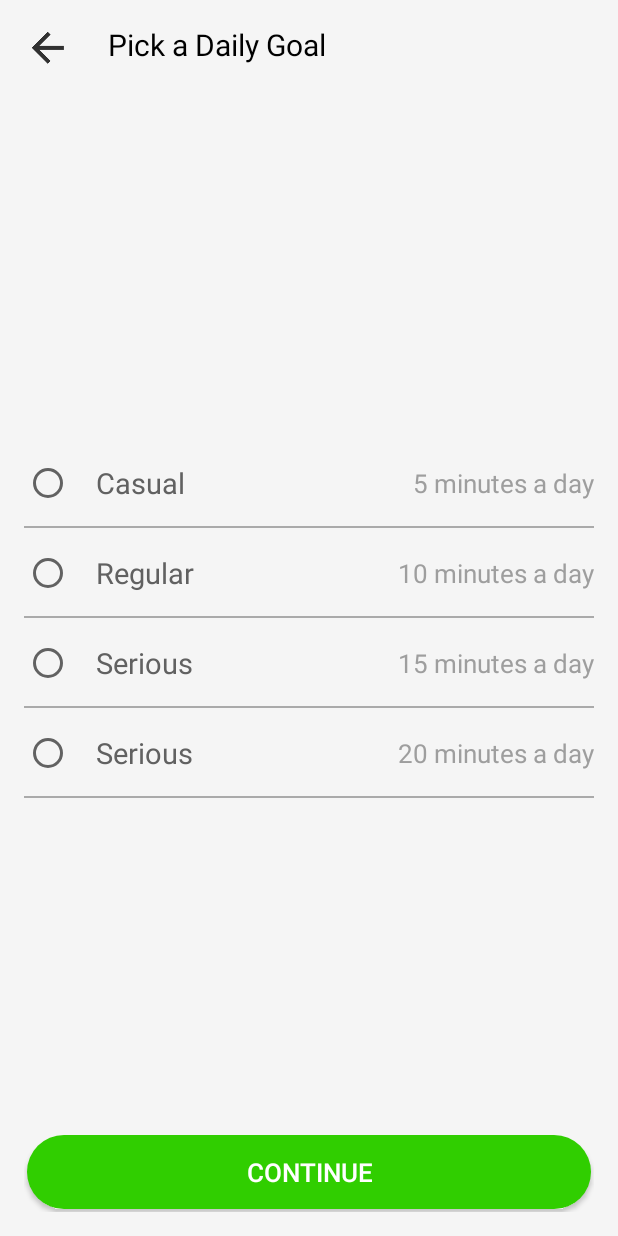
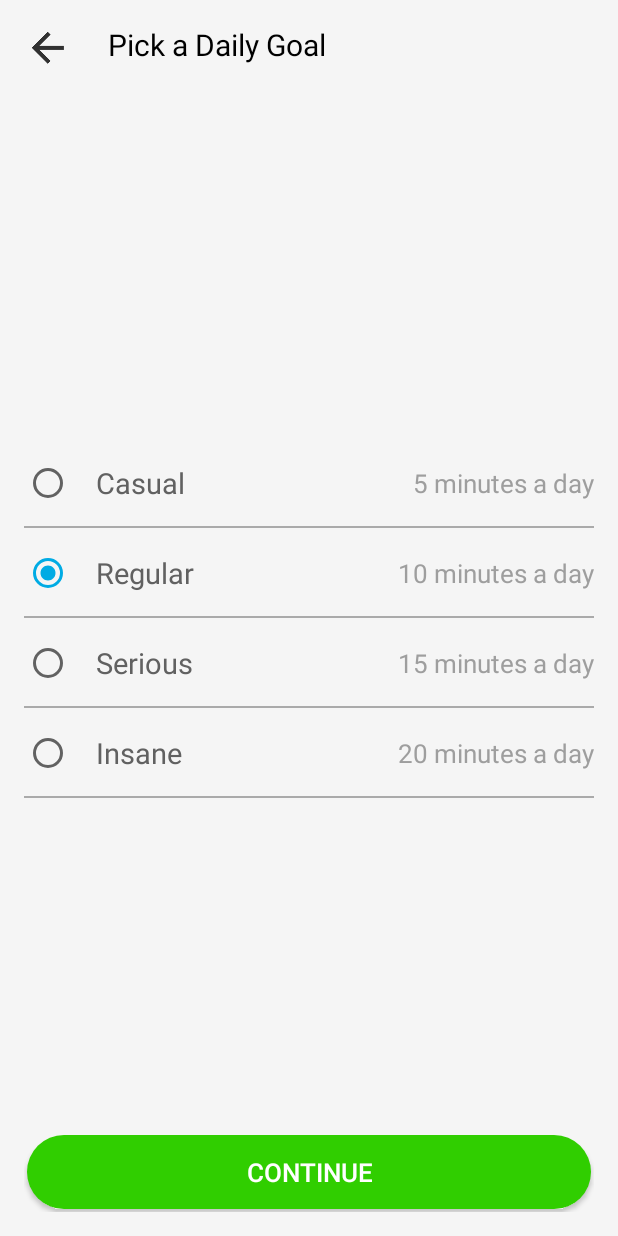
Before and after one commit to rick2781/Duolingo-Clone, an Android app: the PickDailyGoalActivity screen opened directly, with no data from a screen before it, on a phone screen of 412 x 824 dp. Run offline under Robolectric (Android 15) with nearby library versions, the phone set to English and light mode, and no system bars; our stand-ins replace ButterKnife, Firebase (no records; nobody signed in at launch, a user with empty details on screens opened directly).

Commit message:
Pick Daily Goal Done

```diff
--- a/DuolingoClone/app/src/main/java/e/rick/duolingoclone/Presentation/Activity/PickDailyGoalActivity/PickDailyGoalActivity.java
+++ b/DuolingoClone/app/src/main/java/e/rick/duolingoclone/Presentation/Activity/PickDailyGoalActivity/PickDailyGoalActivity.java
@@ -1,14 +1,22 @@
 package e.rick.duolingoclone.Presentation.Activity.PickDailyGoalActivity;
 
+import android.graphics.drawable.StateListDrawable;
 import android.os.Bundle;
 import android.support.annotation.Nullable;
 import android.support.v7.app.AppCompatActivity;
+import android.view.View;
+import android.widget.Button;
+import android.widget.CompoundButton;
 import android.widget.ImageView;
 import android.widget.RadioButton;
 
+import java.util.ArrayList;
+
 import butterknife.BindView;
 import butterknife.ButterKnife;
+import e.rick.duolingoclone.Data.Repository;
 import e.rick.duolingoclone.R;
+import e.rick.duolingoclone.Utils.Injection;
 
 /**
  * Created by Rick on 3/9/2018.
@@ -32,7 +40,13 @@ public class PickDailyGoalActivity extends AppCompatActivity {
     RadioButton insaneGoal;
 
     @BindView(R.id.continue_button)
-    RadioButton continueButton;
+    Button continueButton;
+
+    ArrayList<RadioButton> radioButtonArray = new ArrayList<>();
+
+    int checkedButton;
+
+    Repository repository;
 
     @Override
     protected void onCreate(@Nullable Bundle savedInstanceState) {
@@ -40,5 +54,64 @@ public class PickDailyGoalActivity extends AppCompatActivity {
         setContentView(R.layout.activity_pick_daily_goal);
 
         ButterKnife.bind(this);
+
+        repository = Injection.provideRepository();
+
+        setRadioButton();
+        regularGoal.setChecked(true);
+
+        continueListener();
+    }
+
+    private void setRadioButton() {
+
+        radioButtonArray.add(casualGoal);
+        radioButtonArray.add(regularGoal);
+        radioButtonArray.add(seriousGoal);
+        radioButtonArray.add(insaneGoal);
+
+        for (int i = 0; i < radioButtonArray.size(); i++) {
+
+            final int finalIndex = i;
+
+            radioButtonArray.get(i).setOnClickListener(new View.OnClickListener() {
+                @Override
+                public void onClick(View v) {
+
+                    checkedButton = finalIndex;
+
+                    ArrayList<Integer> buttonIdx = new ArrayList<>();
+
+                    buttonIdx.add(0);
+                    buttonIdx.add(1);
+                    buttonIdx.add(2);
+                    buttonIdx.add(3);
+
+                    buttonIdx.remove(finalIndex);
+
+                    radioButtonArray.get(finalIndex).setChecked(true);
+
+                    for (int index : buttonIdx) {
+
+                        radioButtonArray.get(index).setChecked(false);
+                    }
+                }
+            });
+        }
+    }
+
+    private void continueListener() {
+
+        continueButton.setOnClickListener(new View.OnClickListener() {
+            @Override
+            public void onClick(View v) {
+
+                int dailyGoal = 2;
+
+                if(checkedButton == 3) dailyGoal = 50; else dailyGoal = (checkedButton + 1) * 10;
+
+                repository.setDailyGoal(dailyGoal);
+            }
+        });
     }
 }
--- a/DuolingoClone/app/src/main/res/layout/activity_pick_daily_goal.xml
+++ b/DuolingoClone/app/src/main/res/layout/activity_pick_daily_goal.xml
@@ -45,17 +45,11 @@
                 android:id="@+id/casual_goal"
                 android:layout_width="wrap_content"
                 android:layout_height="wrap_content"
-                android:layout_centerVertical="true" />
-
-            <TextView
-                android:layout_width="wrap_content"
-                android:layout_height="wrap_content"
                 android:layout_centerVertical="true"
-                android:layout_marginLeft="16dp"
-                android:layout_toEndOf="@+id/casual_goal"
                 android:text="Casual"
                 android:textColor="#616161"
-                android:textSize="19sp" />
+                android:textSize="19sp"
+                android:paddingStart="16dp"/>
 
             <TextView
                 android:layout_width="wrap_content"
@@ -81,17 +75,11 @@
                 android:id="@+id/regular_goal"
                 android:layout_width="wrap_content"
                 android:layout_height="wrap_content"
-                android:layout_centerVertical="true" />
-
-            <TextView
-                android:layout_width="wrap_content"
-                android:layout_height="wrap_content"
                 android:layout_centerVertical="true"
-                android:layout_marginLeft="16dp"
-                android:layout_toEndOf="@+id/regular_goal"
                 android:text="Regular"
                 android:textColor="#616161"
-                android:textSize="19sp" />
+                android:textSize="19sp"
+                android:paddingStart="16dp"/>
 
             <TextView
                 android:layout_width="wrap_content"
@@ -117,17 +105,11 @@
                 android:id="@+id/serious_goal"
                 android:layout_width="wrap_content"
                 android:layout_height="wrap_content"
-                android:layout_centerVertical="true" />
-
-            <TextView
-                android:layout_width="wrap_content"
-                android:layout_height="wrap_content"
                 android:layout_centerVertical="true"
-                android:layout_marginLeft="16dp"
-                android:layout_toEndOf="@+id/serious_goal"
                 android:text="Serious"
                 android:textColor="#616161"
-                android:textSize="19sp" />
+                android:textSize="19sp"
+                android:paddingStart="16dp"/>
 
             <TextView
                 android:layout_width="wrap_content"
@@ -153,17 +135,11 @@
                 android:id="@+id/insane_goal"
                 android:layout_width="wrap_content"
                 android:layout_height="wrap_content"
-                android:layout_centerVertical="true" />
-
-            <TextView
-                android:layout_width="wrap_content"
-                android:layout_height="wrap_content"
                 android:layout_centerVertical="true"
-                android:layout_marginLeft="16dp"
-                android:layout_toEndOf="@+id/insane_goal"
-                android:text="Serious"
+                android:text="Insane"
                 android:textColor="#616161"
-                android:textSize="19sp" />
+                android:textSize="19sp"
+                android:paddingStart="16dp"/>
 
             <TextView
                 android:layout_width="wrap_content"
--- a/DuolingoClone/app/src/main/res/values/styles.xml
+++ b/DuolingoClone/app/src/main/res/values/styles.xml
@@ -5,7 +5,7 @@
         <!-- Customize your theme here. -->
         <item name="colorPrimary">@color/colorPrimary</item>
         <item name="colorPrimaryDark">@color/colorPrimaryDark</item>
-        <item name="colorAccent">@color/colorAccent</item>
+        <item name="colorAccent">@color/blue_background</item>
     </style>
 
     <style name="split_line_horizontal">
```
